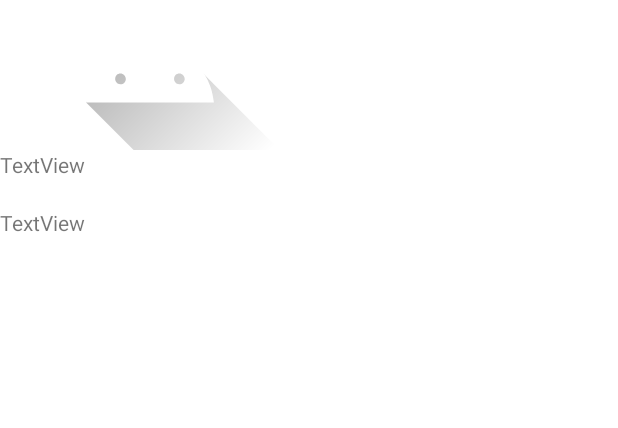
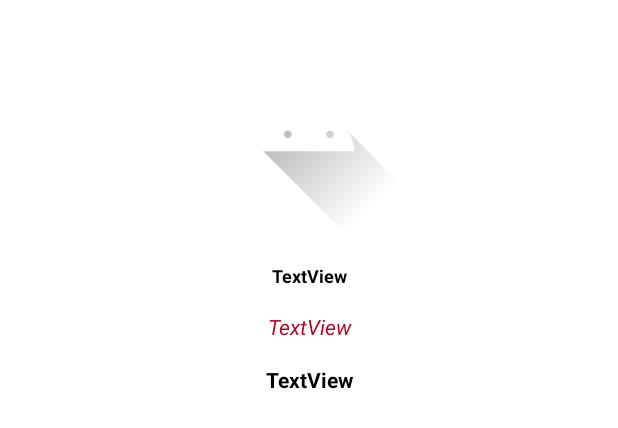
Before and after one commit to SebaChuaqui/PiedrasNaturales, an Android app: the layout joyas.xml on its own in the app's theme, with its tools: preview values and no code run, on a phone screen of 412 x 824 dp. Shown: the top 428 px of the screen. Run offline under Robolectric (Android 15) with nearby library versions, the phone set to English and light mode, and no system bars.

Commit message:
avance 6

```diff
--- a/app/src/main/java/com/example/piedrasnaturales/Adapter/JoyasAdapter.kt
+++ b/app/src/main/java/com/example/piedrasnaturales/Adapter/JoyasAdapter.kt
@@ -24,6 +24,7 @@ class JoyasAdapter(var mPassJoyas: FirstFragment): RecyclerView.Adapter<JoyasAda
 
         val mimagen = itemView.image
         val mproducto = itemView.nombre
+        val mcodigo = itemView.codigo
         val mprecio = itemView.precio
         val itemview = itemView.setOnClickListener(this)
 
@@ -42,6 +43,7 @@ class JoyasAdapter(var mPassJoyas: FirstFragment): RecyclerView.Adapter<JoyasAda
 
         val mJoya = dataList[position]
         holder.mproducto.text = mJoya.nombreProducto
+        holder.mcodigo.text = mJoya.codigo
         holder.mprecio.text = mJoya.precio
         Glide.with(holder.itemView.context)
             .load(mJoya.image)
--- a/app/src/main/java/com/example/piedrasnaturales/model/JoyasDAO.kt
+++ b/app/src/main/java/com/example/piedrasnaturales/model/JoyasDAO.kt
@@ -9,7 +9,7 @@ import androidx.room.Query
 @Dao
 interface JoyasDAO {
 
-    @Insert(onConflict = OnConflictStrategy.REPLACE)
+    @Insert(onConflict = OnConflictStrategy.IGNORE)
     fun insertAllJoyas(mJoyasList: List<PiedrasItem>)
 
     @Query("SELECT * FROM joyas_table")
--- a/app/src/main/java/com/example/piedrasnaturales/ui/FirstFragment.kt
+++ b/app/src/main/java/com/example/piedrasnaturales/ui/FirstFragment.kt
@@ -11,6 +11,7 @@ import android.widget.Toast
 import androidx.lifecycle.Observer
 import androidx.lifecycle.ViewModelProvider
 import androidx.navigation.fragment.findNavController
+import androidx.recyclerview.widget.GridLayoutManager
 import androidx.recyclerview.widget.LinearLayoutManager
 import com.example.piedrasnaturales.Adapter.JoyasAdapter
 import com.example.piedrasnaturales.MyViewModel.JoyasViewModel
@@ -43,7 +44,7 @@ class FirstFragment : Fragment(), JoyasAdapter.Joyas {
         val mAdapter = JoyasAdapter(this)
 
         mRecyclerView.adapter = mAdapter
-        mRecyclerView.layoutManager = LinearLayoutManager(context)
+        mRecyclerView.layoutManager = GridLayoutManager(context, 2)
 
         mJoyasViewModel.mAllJoyitas.observe(viewLifecycleOwner, Observer{
             mAdapter.updateListJoyas(it)
@@ -56,6 +57,7 @@ class FirstFragment : Fragment(), JoyasAdapter.Joyas {
         val mBundle = Bundle()
         mBundle.putString("imagen", mJoyas.image)
         mBundle.putString("Producto", mJoyas.nombreProducto)
+        mBundle.putString("Codigo", mJoyas.codigo)
         mBundle.putString("Precio", mJoyas.precio)
         findNavController().navigate(R.id.action_FirstFragment_to_SecondFragment, mBundle)
     }
--- a/app/src/main/java/com/example/piedrasnaturales/ui/SecondFragment.kt
+++ b/app/src/main/java/com/example/piedrasnaturales/ui/SecondFragment.kt
@@ -28,5 +28,9 @@ class SecondFragment : Fragment() {
         view.findViewById<Button>(R.id.button_second).setOnClickListener {
             findNavController().navigate(R.id.action_SecondFragment_to_FirstFragment)
         }
+
+
     }
+
+
 }
--- a/app/src/main/res/layout/joyas.xml
+++ b/app/src/main/res/layout/joyas.xml
@@ -2,35 +2,65 @@
 <androidx.constraintlayout.widget.ConstraintLayout xmlns:android="http://schemas.android.com/apk/res/android"
     xmlns:app="http://schemas.android.com/apk/res-auto"
     xmlns:tools="http://schemas.android.com/tools"
-    android:layout_width="wrap_content"
-    android:layout_height="wrap_content">
+    android:layout_width="match_parent"
+    android:layout_height="wrap_content"
+    android:layout_gravity="center_horizontal"
+    android:scrollbarThumbHorizontal="@drawable/ic_launcher_foreground"
+    android:scrollbarThumbVertical="@drawable/ic_launcher_foreground">
 
     <ImageView
         android:id="@+id/image"
-        android:layout_width="200dp"
-        android:layout_height="100dp"
-        android:scaleType="centerCrop"
-        app:layout_constraintStart_toStartOf="parent"
+        android:layout_width="match_parent"
+        android:layout_height="143dp"
+        android:layout_marginTop="16dp"
+        android:foregroundGravity="center_vertical|center_horizontal"
+        android:scrollbarThumbHorizontal="@drawable/ic_launcher_background"
+        android:scrollbarThumbVertical="@drawable/ic_launcher_background"
+        android:scrollbarTrackHorizontal="@drawable/ic_launcher_background"
         app:layout_constraintTop_toTopOf="parent"
+        tools:layout_editor_absoluteX="16dp"
         tools:srcCompat="@drawable/ic_launcher_foreground" />
 
     <TextView
         android:id="@+id/nombre"
-        android:layout_width="wrap_content"
+        android:layout_width="match_parent"
         android:layout_height="wrap_content"
-        android:layout_marginBottom="19dp"
+        android:layout_marginTop="16dp"
+        android:foregroundGravity="center_vertical"
+        android:gravity="center_horizontal|center_vertical"
         android:text="TextView"
-        app:layout_constraintBottom_toTopOf="@+id/precio"
-        app:layout_constraintStart_toStartOf="parent"
-        app:layout_constraintTop_toBottomOf="@+id/image" />
+        android:textAlignment="center"
+        android:textColor="@color/black"
+        android:textSize="12sp"
+        android:textStyle="bold"
+        app:layout_constraintTop_toBottomOf="@+id/image"
+        tools:layout_editor_absoluteX="0dp" />
+
+    <TextView
+        android:id="@+id/codigo"
+        android:layout_width="match_parent"
+        android:layout_height="wrap_content"
+        android:layout_marginTop="16dp"
+        android:foregroundGravity="center_vertical|center_horizontal"
+        android:gravity="center_horizontal|center_vertical"
+        android:text="TextView"
+        android:textAlignment="center"
+        android:textColor="@color/design_default_color_error"
+        android:textStyle="italic"
+        app:layout_constraintTop_toBottomOf="@+id/nombre"
+        tools:layout_editor_absoluteX="0dp" />
 
     <TextView
         android:id="@+id/precio"
-        android:layout_width="wrap_content"
+        android:layout_width="match_parent"
         android:layout_height="wrap_content"
+        android:layout_marginTop="16dp"
+        android:gravity="center_horizontal|center_vertical"
         android:text="TextView"
-        app:layout_constraintBottom_toBottomOf="parent"
-        app:layout_constraintStart_toStartOf="parent"
-        app:layout_constraintTop_toBottomOf="@+id/nombre" />
+        android:textAlignment="center"
+        android:textColor="@color/black"
+        android:textStyle="bold"
+        app:layout_constraintTop_toBottomOf="@+id/codigo"
+        tools:layout_editor_absoluteX="-16dp" />
 
 </androidx.constraintlayout.widget.ConstraintLayout>
--- a/app/src/main/res/values/colors.xml
+++ b/app/src/main/res/values/colors.xml
@@ -7,4 +7,5 @@
     <color name="teal_700">#FF018786</color>
     <color name="black">#FF000000</color>
     <color name="white">#FFFFFFFF</color>
+    <color name="Seba">#F6FA0707</color>
 </resources>
```
